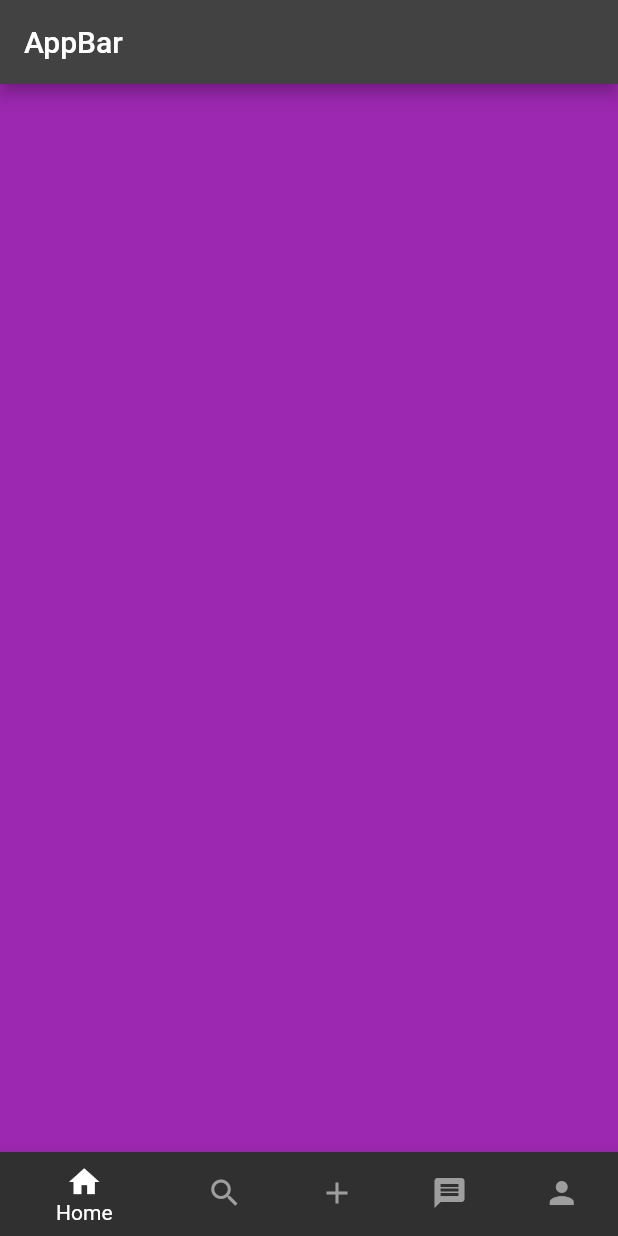
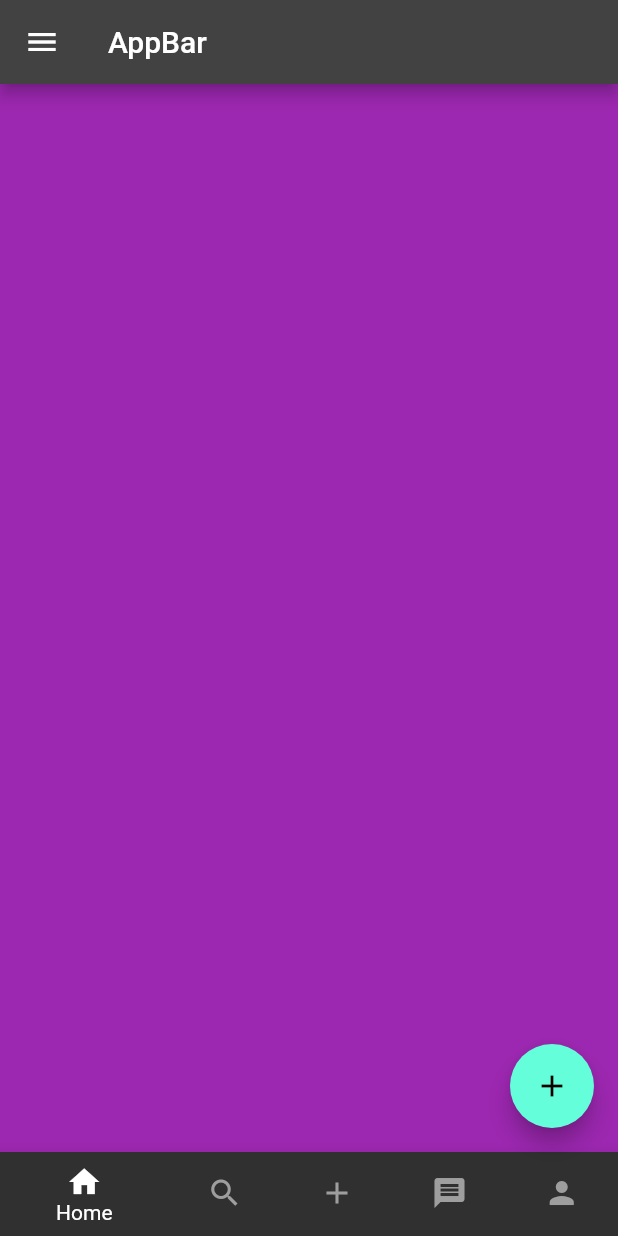
Before and after one commit to miydryg/flutter, a Flutter app: the screen it shows after launch, on a phone screen of 412 x 824 dp. Run offline on Flutter 3.47's test engine with Material 2 defaults, Android fonts, the phone set to English and light mode, and no system bars.

Commit message:
add Drawer FloatingActionButton Hero

```diff
--- a/lib/home.dart
+++ b/lib/home.dart
@@ -25,6 +25,61 @@ class _HomeScreenState extends State<HomeScreen> {
       appBar: AppBar(
         title: const Text('AppBar'),
       ),
+      drawer: Drawer(
+        child: ListView(
+          children: [
+            const Padding(
+              padding: EdgeInsets.all(14.0),
+            ),
+            ListTile(
+              leading: const Hero(
+                tag: 'hero-rectangle',
+                child: Image(
+                    image: NetworkImage(
+                        'https://i1.sndcdn.com/avatars-000620693316-ukl0j7-t500x500.jpg')),
+              ),
+              onTap: () => _gotoDetailsPage(context),
+              title: const Text(
+                'Kaneki Ken',
+              ),
+            ),
+            ListTile(
+              leading: const Icon(Icons.home),
+              title: const Text('Home'),
+              onTap: () {},
+            ),
+            ListTile(
+              leading: const Icon(Icons.shopping_cart),
+              title: const Text('Cart'),
+              onTap: () {},
+            ),
+            ListTile(
+              leading: const Icon(Icons.favorite),
+              title: const Text('Favorite'),
+              onTap: () {},
+            ),
+            const Padding(
+              padding: EdgeInsets.all(14.0),
+              child: Text("Labels"),
+            ),
+            ListTile(
+              leading: const Icon(Icons.home),
+              title: const Text('Home'),
+              onTap: () {},
+            ),
+            ListTile(
+              leading: const Icon(Icons.shopping_cart),
+              title: const Text('Cart'),
+              onTap: () {},
+            ),
+            ListTile(
+              leading: const Icon(Icons.favorite),
+              title: const Text('Favorite'),
+              onTap: () {},
+            ),
+          ],
+        ),
+      ),
       body: PageView(
         controller: pageController,
         children: [
@@ -48,6 +103,29 @@ class _HomeScreenState extends State<HomeScreen> {
         unselectedItemColor: Colors.grey,
         onTap: onTap,
       ),
+      floatingActionButton: FloatingActionButton(
+        onPressed: () => _gotoDetailsPage(context),
+        tooltip: 'Increment',
+        child: const Icon(Icons.add),
+      ),
     );
   }
+
+  void _gotoDetailsPage(BuildContext context) {
+    Navigator.of(context).push(MaterialPageRoute<void>(
+      builder: (BuildContext context) => Scaffold(
+        appBar: AppBar(
+          title: const Text('Avatar'),
+        ),
+        body: const Center(
+          child: Hero(
+            tag: 'hero-rectangle',
+            child: Image(
+                image: NetworkImage(
+                    'https://i1.sndcdn.com/avatars-000620693316-ukl0j7-t500x500.jpg')),
+          ),
+        ),
+      ),
+    ));
+  }
 }
```
